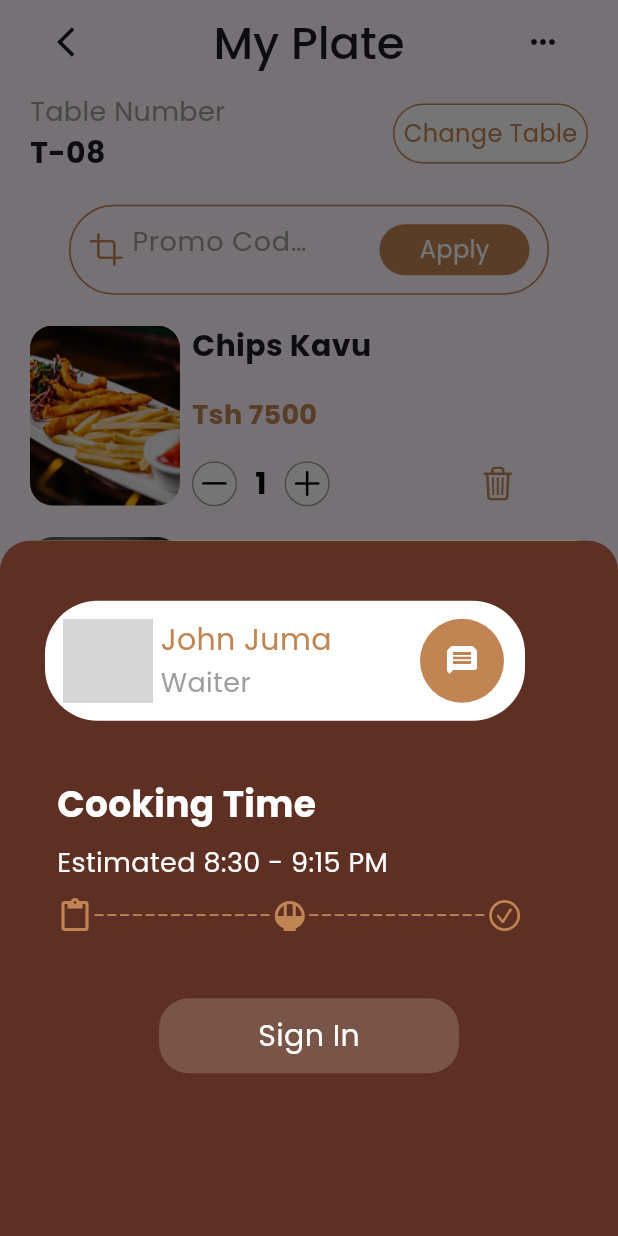
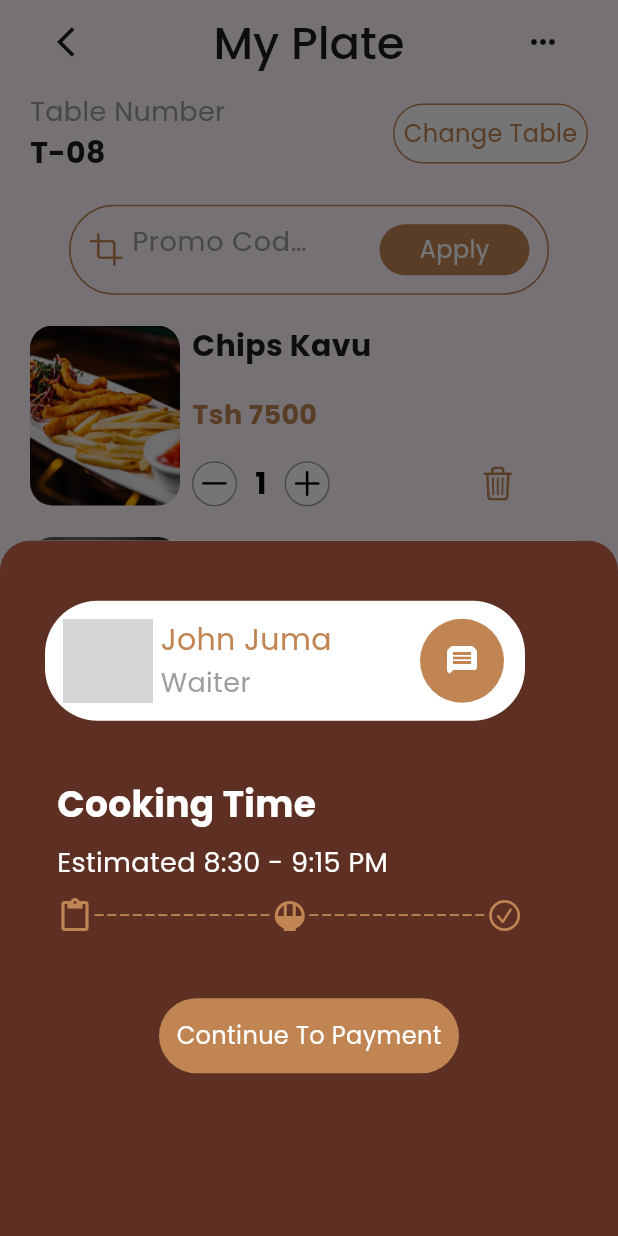
Before and after one commit to JohnGastone/Alama, a Flutter app: the MyPlatePage screen opened directly, after a tap on "Continue To Payment", on a phone screen of 412 x 824 dp. Run offline on Flutter 3.47's test engine with Material 3 defaults, Android fonts, the light colour scheme and no system bars; our stand-ins replace flutter_onboarding_slider, google_fonts, smooth_page_indicator; grey boxes are pictures that could not be loaded.

Commit message:
Payment method

```diff
--- a/lib/Food/MyPlate.dart
+++ b/lib/Food/MyPlate.dart
@@ -169,24 +169,24 @@ class _MyPlatePageState extends State<MyPlatePage> {
                   padding: EdgeInsets.all(25),
                   child: InkWell(
                     child: Container(
+                      height: 50,
                       width: 200,
-                      height: 50,
                       decoration: BoxDecoration(
-                        color: Colors.brown,
-                        borderRadius: BorderRadius.circular(20),
+                        color: Color(0xFFC18553),
+                        borderRadius: BorderRadius.circular(25),
                       ),
                       child: Center(
                         child: Text(
-                          "Sign In",
+                          "Continue To Payment",
                           style: GoogleFonts.poppins(
-                              fontSize: 20, color: Colors.white),
+                              fontSize: 16, color: Colors.white),
                         ),
                       ),
                     ),
                     onTap: () {
                       Navigator.push(
                           context,
-                          CupertinoPageRoute(
+                          CupertinoModalPopupRoute(
                               builder: (context) => LoginPage()));
                     },
                   ),
```
Also changed, not shown: lib/Payment/PaymentMethod.dart (added, +15 -0 lines).
